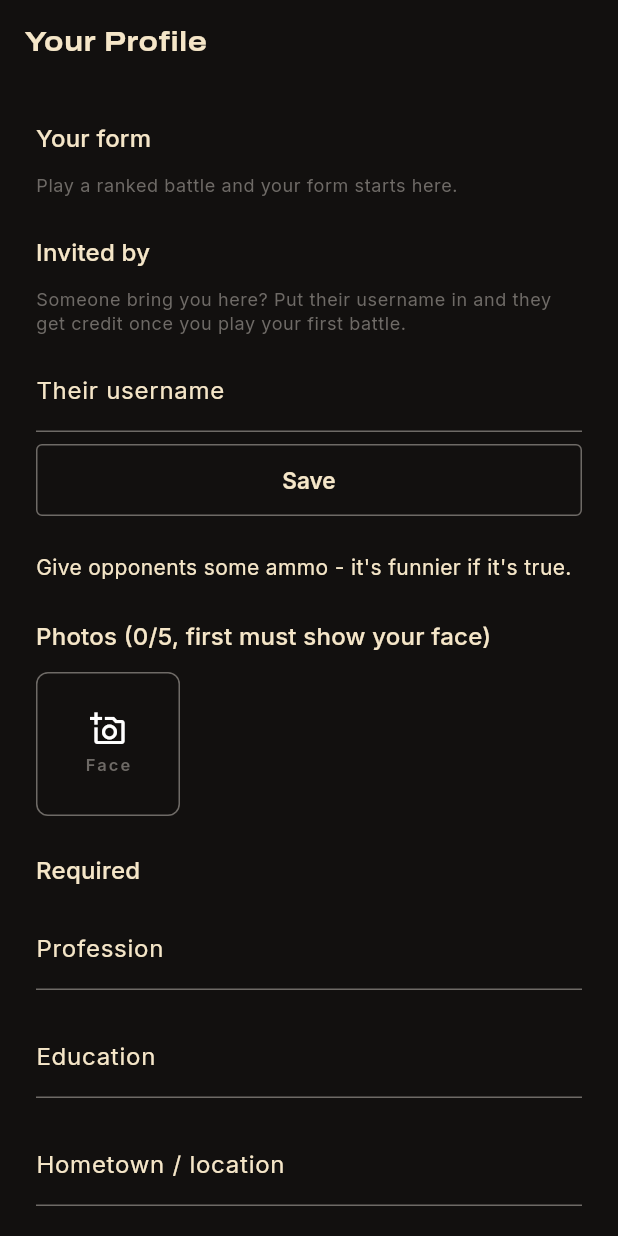
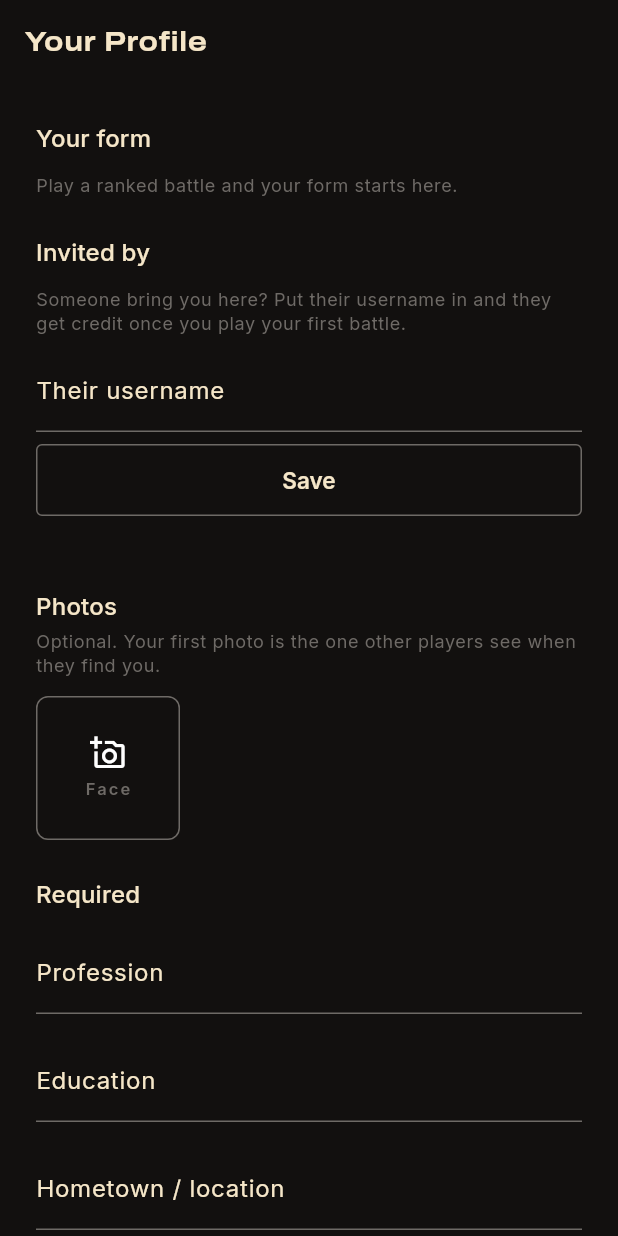
Before and after one commit to benm8700/the-bully-league, a Flutter app: the ProfileScreen screen opened directly, on a phone screen of 412 x 824 dp. Run offline on Flutter 3.47's test engine with Material 3 defaults, Android fonts, the phone set to English and light mode, and no system bars; our stand-ins replace cloud_firestore, cloud_functions, firebase_auth, firebase_core, firebase_messaging, firebase_storage and 4 more; missing offline and left inert: agora_rtc_engine, firebase_app_check; accounts and stored records are empty; network calls fail.

Commit message:
Stop showing players a stack trace, and finish the colour pass
The Judge tab - the app's main content surface - rendered a six-frame
Dart stack trace into the middle of the screen whenever the feed failed
to load. Useless to a player, alarming, and it leaks internals in front
of exactly the people who should not see them.

friendlyError() now turns an exception into something actionable: say
what happened, say what to do, never apologise, never include the raw
error. Applied to the feed, voting and matchmaking.

Also finished what the theme started. Eleven hardcoded Colors.red became
the palette's alarm; the mic meter's green and amber became brass and
smoke, since brass already means live and a registering mic is exactly
that. Whites and blacks over video are left alone - they are correct
regardless of theme, as is the REC badge's red.

Profile copy: the photos header claimed "0/5, first must show your face"
for a requirement deliberately unenforced in the beta, and the ammo line
sat forty lines above the ammo field, reading as a caption for invites.

Co-Authored-By: Claude Opus 5 <noreply@anthropic.com>

```diff
--- a/lib/screens/auth/login_screen.dart
+++ b/lib/screens/auth/login_screen.dart
@@ -1,5 +1,7 @@
 import 'package:firebase_auth/firebase_auth.dart';
 import 'package:flutter/material.dart';
+
+import '../../theme/house_theme.dart';
 import 'package:provider/provider.dart';
 
 import '../../core/services/auth_service.dart';
@@ -87,7 +89,7 @@ class _LoginScreenState extends State<LoginScreen> {
               ),
               const SizedBox(height: 24),
               if (_errorMessage != null) ...[
-                Text(_errorMessage!, style: const TextStyle(color: Colors.red)),
+                Text(_errorMessage!, style: const TextStyle(color: House.alarm)),
                 const SizedBox(height: 16),
               ],
               FilledButton(
--- a/lib/screens/auth/signup_screen.dart
+++ b/lib/screens/auth/signup_screen.dart
@@ -2,6 +2,8 @@ import 'package:cloud_firestore/cloud_firestore.dart';
 import 'package:cloud_functions/cloud_functions.dart';
 import 'package:firebase_auth/firebase_auth.dart';
 import 'package:flutter/material.dart';
+
+import '../../theme/house_theme.dart';
 import 'package:provider/provider.dart';
 
 import '../../core/services/age_verification_service.dart';
@@ -206,7 +208,7 @@ class _SignupScreenState extends State<SignupScreen> {
               ),
               const SizedBox(height: 24),
               if (_errorMessage != null) ...[
-                Text(_errorMessage!, style: const TextStyle(color: Colors.red)),
+                Text(_errorMessage!, style: const TextStyle(color: House.alarm)),
                 const SizedBox(height: 16),
               ],
               FilledButton(
--- a/lib/screens/match/match_screen.dart
+++ b/lib/screens/match/match_screen.dart
@@ -4,6 +4,8 @@ import 'package:cloud_firestore/cloud_firestore.dart';
 import 'package:firebase_auth/firebase_auth.dart';
 import 'package:flutter/foundation.dart';
 import 'package:flutter/material.dart';
+
+import '../../theme/house_theme.dart';
 import 'package:provider/provider.dart';
 
 import '../../core/services/agora_token_service.dart';
@@ -636,7 +638,7 @@ class _MatchScreenState extends State<MatchScreen> {
                 label: const Text('Judge a battle'),
               )
             else if (_matchSaveError != null)
-              Text(_matchSaveError!, style: const TextStyle(color: Colors.red))
+              Text(_matchSaveError!, style: const TextStyle(color: House.alarm))
             else
               const CircularProgressIndicator(),
             if (_matchCompleted) ...[
--- a/lib/screens/moderation/banned_screen.dart
+++ b/lib/screens/moderation/banned_screen.dart
@@ -1,6 +1,8 @@
 import 'package:cloud_firestore/cloud_firestore.dart';
 import 'package:firebase_auth/firebase_auth.dart';
 import 'package:flutter/material.dart';
+
+import '../../theme/house_theme.dart';
 import 'package:provider/provider.dart';
 
 import '../../core/services/auth_service.dart';
@@ -110,7 +112,7 @@ class _BannedScreenState extends State<BannedScreen> {
                     ),
                     const SizedBox(height: 16),
                     if (_errorMessage != null) ...[
-                      Text(_errorMessage!, style: const TextStyle(color: Colors.red)),
+                      Text(_errorMessage!, style: const TextStyle(color: House.alarm)),
                       const SizedBox(height: 16),
                     ],
                     FilledButton(
--- a/lib/screens/moderation/clip_takedown_sheet.dart
+++ b/lib/screens/moderation/clip_takedown_sheet.dart
@@ -1,5 +1,7 @@
 import 'package:cloud_functions/cloud_functions.dart';
 import 'package:flutter/material.dart';
+
+import '../../theme/house_theme.dart';
 
 /// Lets a player object to their own battle footage being public.
 ///
@@ -189,7 +191,7 @@ class _ClipTakedownSheetState extends State<ClipTakedownSheet> {
 
         if (_error != null) ...[
           const SizedBox(height: 12),
-          Text(_error!, style: const TextStyle(color: Colors.red, fontSize: 12)),
+          Text(_error!, style: const TextStyle(color: House.alarm, fontSize: 12)),
         ],
       ],
     );
--- a/lib/screens/moderation/report_screen.dart
+++ b/lib/screens/moderation/report_screen.dart
@@ -1,6 +1,8 @@
 import 'package:cloud_firestore/cloud_firestore.dart';
 import 'package:firebase_auth/firebase_auth.dart';
 import 'package:flutter/material.dart';
+
+import '../../theme/house_theme.dart';
 
 /// In-app report button (Build Order step 9). Reports feed a review queue
 /// that's just Firestore documents browsed via the Firebase console (same
@@ -122,7 +124,7 @@ class _ReportScreenState extends State<ReportScreen> {
                     ),
                     const SizedBox(height: 24),
                     if (_resultMessage != null) ...[
-                      Text(_resultMessage!, style: const TextStyle(color: Colors.red)),
+                      Text(_resultMessage!, style: const TextStyle(color: House.alarm)),
                       const SizedBox(height: 16),
                     ],
                     FilledButton(
--- a/lib/screens/profile/profile_screen.dart
+++ b/lib/screens/profile/profile_screen.dart
@@ -4,6 +4,8 @@ import 'package:cloud_firestore/cloud_firestore.dart';
 import 'package:firebase_auth/firebase_auth.dart';
 import 'package:firebase_storage/firebase_storage.dart';
 import 'package:flutter/material.dart';
+
+import '../../theme/house_theme.dart';
 import 'package:image_picker/image_picker.dart';
 import 'package:provider/provider.dart';
 
@@ -254,14 +256,22 @@ class _ProfileScreenState extends State<ProfileScreen> {
                     const UsernameCard(),
                     const ReferrerField(),
                     const InviteCard(),
+                    const SizedBox(height: 24),
+                    // States what is TRUE today rather than the eventual
+                    // rule. Photos and manual approval are deliberately
+                    // unenforced for the private beta, so a header reading
+                    // "0/5, first must show your face" describes a
+                    // requirement nothing checks - and a tester who
+                    // believes it will think they cannot play until they
+                    // have uploaded five.
                     Text(
-                      'Give opponents some ammo - it\'s funnier if it\'s true.',
-                      style: Theme.of(context).textTheme.bodyMedium,
+                      'Photos',
+                      style: Theme.of(context).textTheme.titleMedium,
                     ),
-                    const SizedBox(height: 24),
+                    const SizedBox(height: 4),
                     Text(
-                      'Photos (${_photoUrls.length}/$kRequiredPhotoCount, first must show your face)',
-                      style: Theme.of(context).textTheme.titleMedium,
+                      'Optional. Your first photo is the one other players see when they find you.',
+                      style: Theme.of(context).textTheme.bodySmall,
                     ),
                     const SizedBox(height: 12),
                     _PhotoGrid(
@@ -289,6 +299,15 @@ class _ProfileScreenState extends State<ProfileScreen> {
                     const SizedBox(height: 16),
                     _optionalField(_favoriteFoodController, 'Favorite food'),
                     const SizedBox(height: 16),
+                    // Sat forty lines above this, directly under the
+                    // invite card, where it read as a caption for
+                    // inviting people. A label belongs next to the thing
+                    // it labels.
+                    Text(
+                      'Give opponents some ammo - it\'s funnier if it\'s true.',
+                      style: Theme.of(context).textTheme.bodyMedium,
+                    ),
+                    const SizedBox(height: 8),
                     TextFormField(
                       controller: _ammoTextController,
                       maxLines: 3,
@@ -356,7 +375,7 @@ class _ProfileScreenState extends State<ProfileScreen> {
                       ),
                       child: const Text(
                         'Delete my account',
-                        style: TextStyle(color: Colors.red),
+                        style: TextStyle(color: House.alarm),
                       ),
                     ),
                   ],
```
Also changed, not shown: lib/core/friendly_error.dart (added, +47 -0 lines), lib/screens/account/delete_account_screen.dart (+6 -4 lines), lib/screens/match/matchmaking_screen.dart (+6 -5 lines), lib/screens/match/pre_match_screen.dart (+8 -2 lines), lib/screens/vote/watch_feed_screen.dart (+7 -2 lines).
